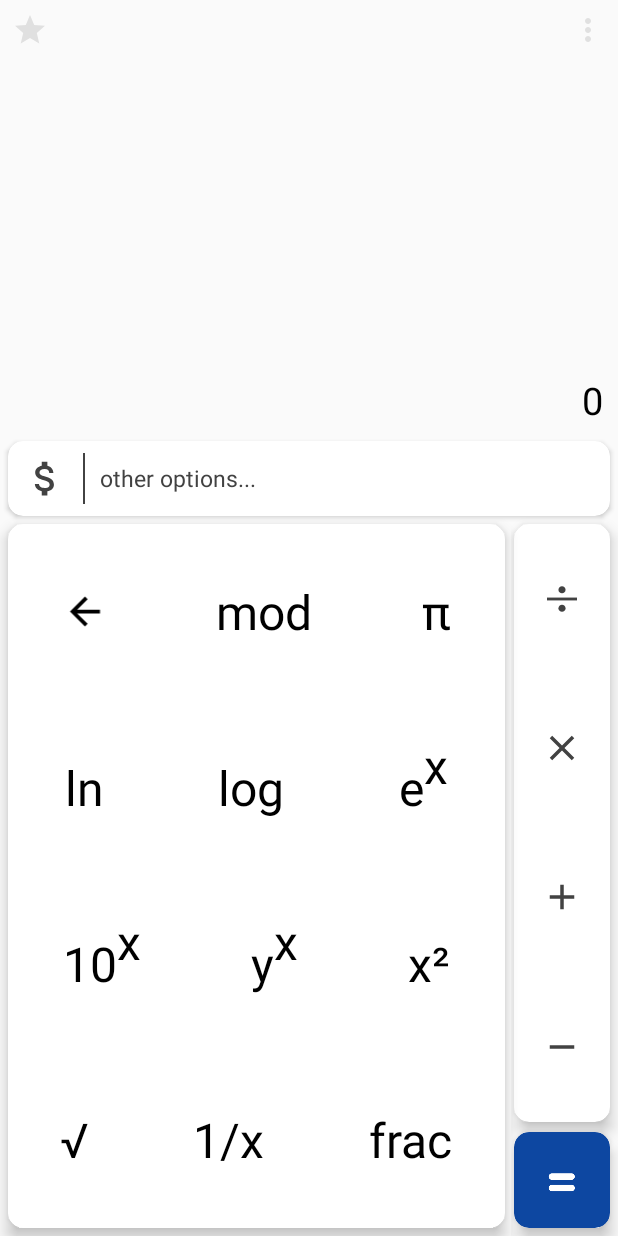
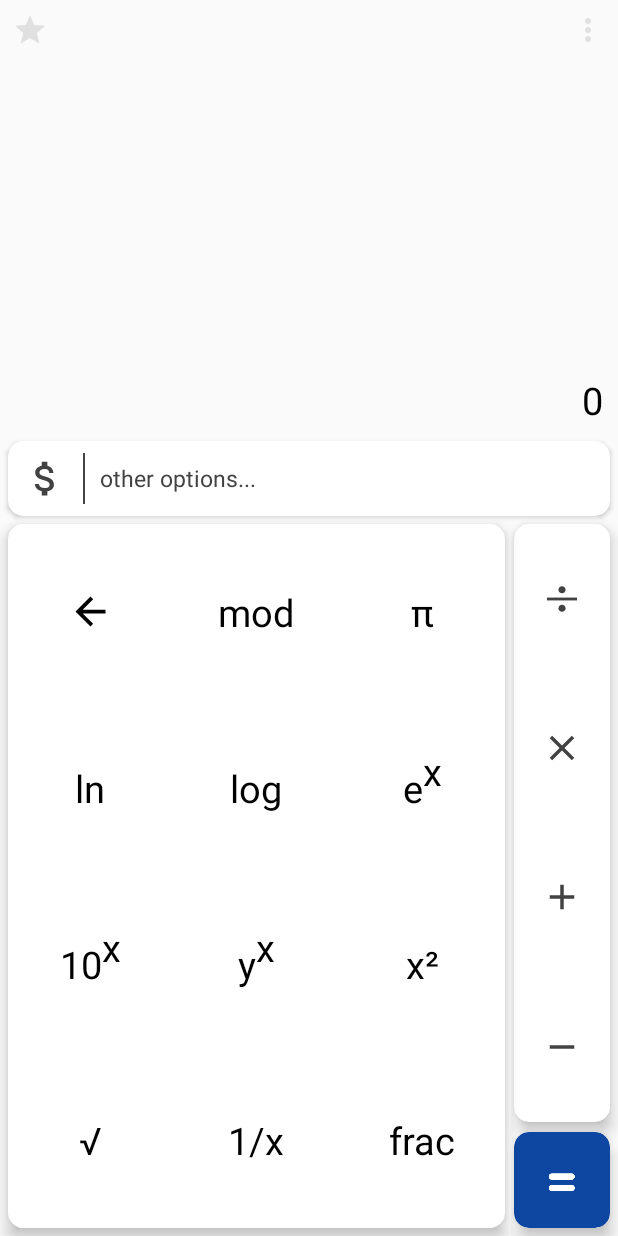
Before and after one commit to ImRohithBajjuri/Cushycalculator, an Android app: the screen it shows after launch (MainActivity), after a tap on "Scientific options", on a phone screen of 412 x 824 dp. Run offline under Robolectric (Android 15) with nearby library versions, the phone set to English and light mode, and no system bars; libraries missing offline, so code that uses them is left out: com.udojava.evalex; Roboto replaces fonts that are not available here.

Commit message:
small ones

```diff
--- a/app/src/main/res/layout/activity_main.xml
+++ b/app/src/main/res/layout/activity_main.xml
@@ -180,7 +180,7 @@
 
                    >
                    <ImageView
-                       android:layout_width="wrap_content"
+                       android:layout_width="0dp"
                        android:layout_height="wrap_content"
                        android:src="@drawable/ic_arrow_back_black_24dp"
 
@@ -195,13 +195,13 @@
 
                    <TextView
                        android:id="@+id/mod"
-                       android:layout_width="wrap_content"
+                       android:layout_width="0dp"
                        android:layout_height="wrap_content"
                        android:fontFamily="@font/roboto_medium"
                        android:gravity="center"
                        android:text="mod"
                        android:textColor="@color/black"
-                       android:textSize="32sp"
+                       android:textSize="25sp"
                        android:clickable="true"
                        android:focusable="true"
                        android:background="?selectableItemBackground"
@@ -210,13 +210,13 @@
 
                    <TextView
                        android:id="@+id/pi"
-                       android:layout_width="wrap_content"
+                       android:layout_width="0dp"
                        android:layout_height="wrap_content"
                        android:fontFamily="@font/roboto_medium"
                        android:gravity="center"
                        android:text="π"
                        android:textColor="@color/black"
-                       android:textSize="32sp"
+                       android:textSize="25sp"
                        android:clickable="true"
                        android:focusable="true"
                        android:background="?selectableItemBackground"
@@ -236,13 +236,13 @@
 
                    <TextView
                        android:id="@+id/ln"
-                       android:layout_width="wrap_content"
+                       android:layout_width="0dp"
                        android:layout_height="wrap_content"
                        android:fontFamily="@font/roboto_medium"
                        android:gravity="center"
                        android:text="ln"
                        android:textColor="@color/black"
-                       android:textSize="32sp"
+                       android:textSize="25sp"
                        android:clickable="true"
                        android:focusable="true"
                        android:background="?selectableItemBackground"
@@ -252,13 +252,13 @@
 
                    <TextView
                        android:id="@+id/log"
-                       android:layout_width="wrap_content"
+                       android:layout_width="0dp"
                        android:layout_height="wrap_content"
                        android:fontFamily="@font/roboto_medium"
                        android:gravity="center"
                        android:text="log"
                        android:textColor="@color/black"
-                       android:textSize="32sp"
+                       android:textSize="25sp"
                        android:clickable="true"
                        android:focusable="true"
                        android:background="?selectableItemBackground"
@@ -267,13 +267,13 @@
 
                    <TextView
                        android:id="@+id/exp"
-                       android:layout_width="wrap_content"
+                       android:layout_width="0dp"
                        android:layout_height="wrap_content"
                        android:fontFamily="@font/roboto_medium"
                        android:gravity="center"
                        android:text="e^x"
                        android:textColor="@color/black"
-                       android:textSize="32sp"
+                       android:textSize="25sp"
                        android:clickable="true"
                        android:focusable="true"
                        android:background="?selectableItemBackground"
@@ -292,13 +292,13 @@
 
                    <TextView
                        android:id="@+id/pow10"
-                       android:layout_width="wrap_content"
+                       android:layout_width="0dp"
                        android:layout_height="wrap_content"
                        android:fontFamily="@font/roboto_medium"
                        android:gravity="center"
                        android:text="10^x"
                        android:textColor="@color/black"
-                       android:textSize="32sp"
+                       android:textSize="25sp"
                        android:clickable="true"
                        android:focusable="true"
                        android:background="?selectableItemBackground"
@@ -308,13 +308,13 @@
 
                    <TextView
                        android:id="@+id/ytox"
-                       android:layout_width="wrap_content"
+                       android:layout_width="0dp"
                        android:layout_height="wrap_content"
                        android:fontFamily="@font/roboto_medium"
                        android:gravity="center"
                        android:text="y^x"
                        android:textColor="@color/black"
-                       android:textSize="32sp"
+                       android:textSize="25sp"
                        android:clickable="true"
                        android:focusable="true"
                        android:background="?selectableItemBackground"
@@ -323,13 +323,13 @@
 
                    <TextView
                        android:id="@+id/square"
-                       android:layout_width="wrap_content"
+                       android:layout_width="0dp"
                        android:layout_height="wrap_content"
                        android:fontFamily="@font/roboto_medium"
                        android:gravity="center"
                        android:text="x²"
                        android:textColor="@color/black"
-                       android:textSize="32sp"
+                       android:textSize="25sp"
                        android:clickable="true"
                        android:focusable="true"
                        android:background="?selectableItemBackground"
@@ -349,13 +349,13 @@
 
                    <TextView
                        android:id="@+id/squareroot"
-                       android:layout_width="wrap_content"
+                       android:layout_width="0dp"
                        android:layout_height="wrap_content"
                        android:fontFamily="@font/roboto_medium"
                        android:gravity="center"
                        android:text="√"
                        android:textColor="@color/black"
-                       android:textSize="32sp"
+                       android:textSize="25sp"
                        android:clickable="true"
                        android:focusable="true"
                        android:background="?selectableItemBackground"
@@ -365,13 +365,13 @@
 
                    <TextView
                        android:id="@+id/reciprocal"
-                       android:layout_width="wrap_content"
+                       android:layout_width="0dp"
                        android:layout_height="wrap_content"
                        android:fontFamily="@font/roboto_medium"
                        android:gravity="center"
                        android:text="1/x"
                        android:textColor="@color/black"
-                       android:textSize="32sp"
+                       android:textSize="25sp"
                        android:clickable="true"
                        android:focusable="true"
                        android:background="?selectableItemBackground"
@@ -380,13 +380,13 @@
 
                    <TextView
                        android:id="@+id/fractionalpart"
-                       android:layout_width="wrap_content"
+                       android:layout_width="0dp"
                        android:layout_height="wrap_content"
                        android:fontFamily="@font/roboto_medium"
                        android:gravity="center"
                        android:text="frac"
                        android:textColor="@color/black"
-                       android:textSize="32sp"
+                       android:textSize="25sp"
                        android:clickable="true"
                        android:focusable="true"
                        android:background="?selectableItemBackground"
```
